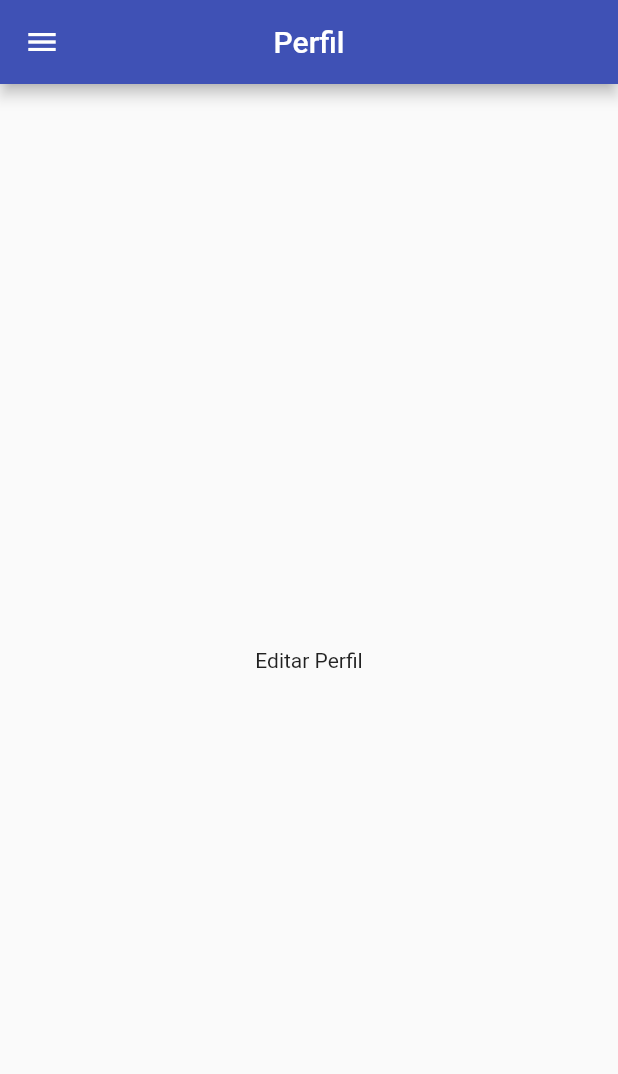
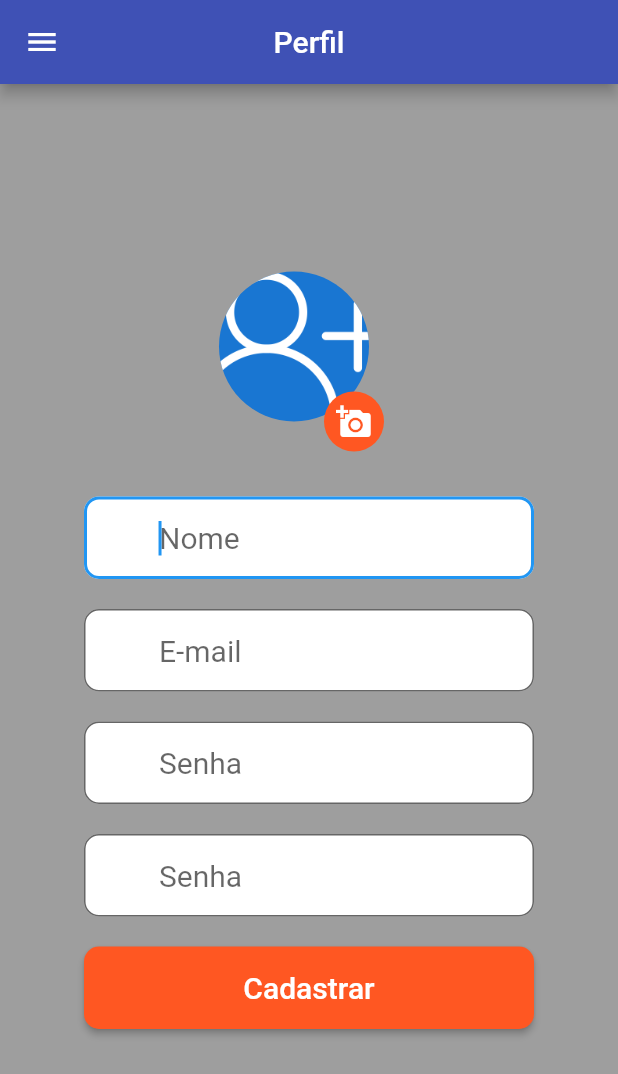
Before and after one commit to Marcos-Vinicius-Sousa/TCC-XChange, a Flutter app: the Perfil screen opened directly, on a phone screen of 412 x 824 dp. Shown: the top 1074 px of the screen. Run offline on Flutter 3.47's test engine with Material 2 defaults, Android fonts, the phone set to English and light mode, and no system bars; our stand-ins replace brasil_fields, carousel_pro, cloud_firestore, firebase_auth, firebase_core, firebase_storage and 1 more; missing offline and left inert: validadores; accounts and stored records are empty.

Commit message:
começando a criar tela de perfil

```diff
--- a/x_change/lib/views/Perfil.dart
+++ b/x_change/lib/views/Perfil.dart
@@ -1,5 +1,7 @@
 import 'package:flutter/material.dart';
+import 'package:validadores/Validador.dart';
 import 'package:x_change/views/MenuLateral.dart';
+import 'package:x_change/views/widgets/Inputcustomizado.dart';
 
 class Perfil extends StatefulWidget {
   @override
@@ -7,6 +9,17 @@ class Perfil extends StatefulWidget {
 }
 
 class _PerfilState extends State<Perfil> {
+
+  final _formKey = GlobalKey<FormState>();
+
+  //Controladores
+
+  TextEditingController _controllerNome = TextEditingController();
+  TextEditingController _controllerEmail = TextEditingController();
+  TextEditingController _controllerSenha = TextEditingController();
+  TextEditingController _controllerConfirmacaoSenha = TextEditingController();
+  String _mensagemErro = "";
+
   @override
   Widget build(BuildContext context) {
     return Scaffold(
@@ -16,9 +29,128 @@ class _PerfilState extends State<Perfil> {
             backgroundColor: Colors.indigo
         ),
         drawer: MenuLateral(),
-        body: Center(
-          child: Text("Editar Perfil"),
-        )
+        body: Container(
+          decoration: BoxDecoration(color: Colors.grey),
+          padding: EdgeInsets.all(16),
+          child: Center(
+              child: SingleChildScrollView(
+                child: Column(
+                  crossAxisAlignment: CrossAxisAlignment.stretch,
+                  children: <Widget>[
+                Stack(
+
+                children: <Widget>[
+                  Padding(padding: EdgeInsets.fromLTRB(130, 20, 130, 20),
+                  child:CircleAvatar(
+                    radius: 50,
+                    child: ClipOval(child: Image.asset('imagem/usuario.png', height: 300, width: 300, fit: BoxFit.cover,),),
+                  )),
+                Padding(padding: EdgeInsets.fromLTRB(200, 100, 100, 20),
+                    child:Positioned(bottom: 1, right: 1 ,child: Container(
+                      height: 40, width: 40,
+                      child: Icon(Icons.add_a_photo, color: Colors.white,),
+                      decoration: BoxDecoration(
+                          color: Colors.deepOrange,
+                          borderRadius: BorderRadius.all(Radius.circular(20))
+                      ),
+                    ))
+                ),
+
+
+                ],
+              ),
+                    Padding(
+                      padding: EdgeInsets.fromLTRB(40, 10, 40, 10),
+                      child: TextField(
+                        controller: _controllerNome,
+                        autofocus: true,
+                        keyboardType: TextInputType.text,
+                        style: TextStyle(fontSize: 20),
+                        decoration: InputDecoration(
+                            contentPadding: EdgeInsets.fromLTRB(50, 16, 50, 16),
+                            hintText: "Nome",
+                            filled: true,
+                            fillColor: Colors.white,
+                            border: OutlineInputBorder(
+                                borderRadius: BorderRadius.circular(10))),
+                      ),
+                    ),
+                    Padding(
+                      padding: EdgeInsets.fromLTRB(40, 10, 40, 10),
+                      child: TextField(
+                        controller: _controllerEmail,
+                        keyboardType: TextInputType.emailAddress,
+                        style: TextStyle(fontSize: 20),
+                        decoration: InputDecoration(
+                            contentPadding: EdgeInsets.fromLTRB(50, 16, 50, 16),
+                            hintText: "E-mail",
+                            filled: true,
+                            fillColor: Colors.white,
+                            border: OutlineInputBorder(
+                                borderRadius: BorderRadius.circular(10))),
+                      ),
+                    ),
+                    Padding(
+                      padding: EdgeInsets.fromLTRB(40, 10, 40, 10),
+                      child: TextField(
+                        obscureText: true,
+                        controller: _controllerSenha,
+                        keyboardType: TextInputType.text,
+                        style: TextStyle(fontSize: 20),
+                        decoration: InputDecoration(
+                            contentPadding: EdgeInsets.fromLTRB(50, 16, 50, 16),
+                            hintText: "Senha",
+                            filled: true,
+                            fillColor: Colors.white,
+                            border: OutlineInputBorder(
+                                borderRadius: BorderRadius.circular(10))),
+                      ),
+                    ),
+                    Padding(
+                      padding: EdgeInsets.fromLTRB(40, 10, 40, 10),
+                      child: TextField(
+                        obscureText: true,
+                        controller: _controllerSenha,
+                        keyboardType: TextInputType.text,
+                        style: TextStyle(fontSize: 20),
+                        decoration: InputDecoration(
+                            contentPadding: EdgeInsets.fromLTRB(50, 16, 50, 16),
+                            hintText: "Senha",
+                            filled: true,
+                            fillColor: Colors.white,
+                            border: OutlineInputBorder(
+                                borderRadius: BorderRadius.circular(10))),
+                      ),
+                    ),
+                    Padding(
+                      padding: EdgeInsets.fromLTRB(40, 10, 40, 10),
+                      child: RaisedButton(
+                        child: Text(
+                          "Cadastrar",
+                          style: TextStyle(color: Colors.white, fontSize: 20),
+                        ),
+                        color: Colors.deepOrange,
+                        padding: EdgeInsets.fromLTRB(50, 16, 50, 16),
+                        shape: RoundedRectangleBorder(
+                            borderRadius: BorderRadius.circular(10)),
+                        onPressed: () {
+
+                        },
+                      ),
+                    ),
+                    Center(
+                        child: Text(
+                            _mensagemErro,
+                            style: TextStyle(
+                                color: Colors.white,
+                                fontSize: 20
+                            )
+                        )
+                    )
+                  ],
+                ),
+              )),
+        ),
     );
   }
 }
```
Also changed, not shown: x_change/lib/model/Anuncio.dart (+2 -5 lines), x_change/pubspec.lock.
